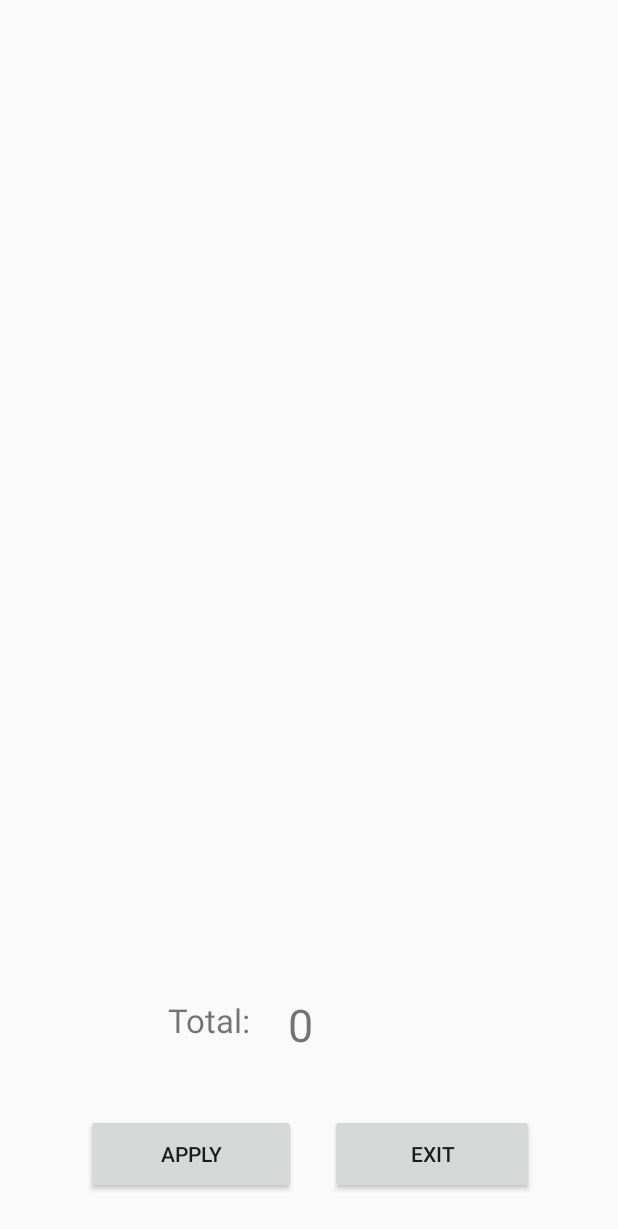
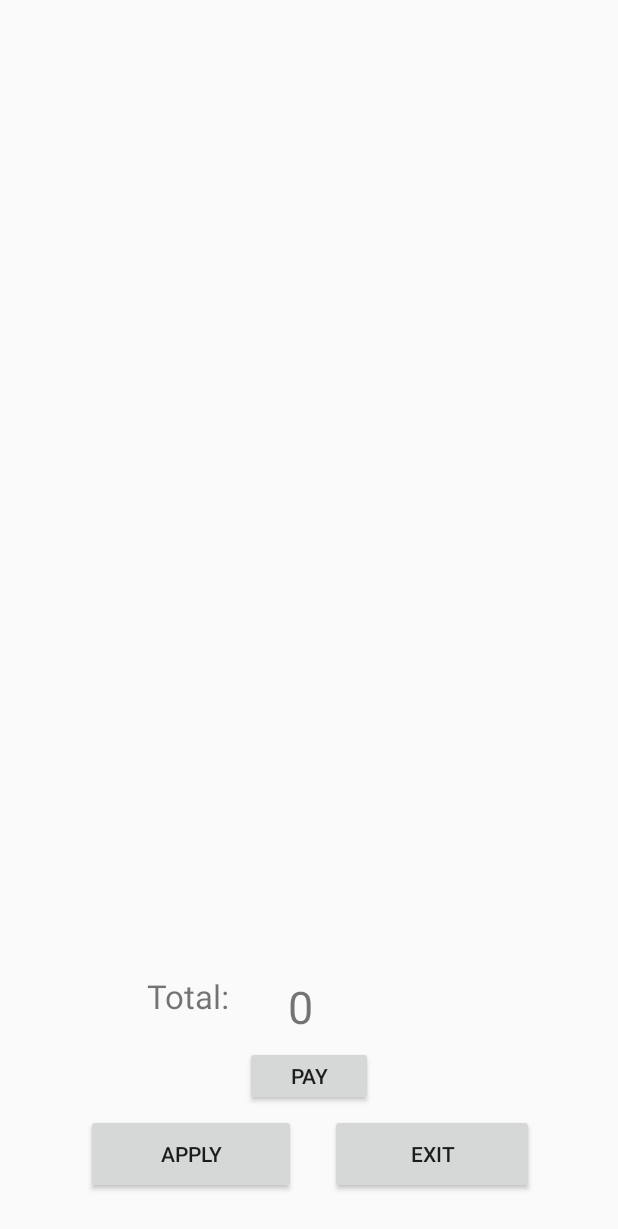
Before and after one commit to K-osA/Bien-Ajuste, an Android app: the cartActivity screen opened directly, with no data from a screen before it, on a phone screen of 412 x 824 dp. Shown: the top 1229 px of the screen. Run offline under Robolectric (Android 15) with nearby library versions, the phone set to English and light mode, and no system bars; our stand-ins replace Volley; 11 statements that could not run were skipped.

Commit message:
Pay 버튼, GetImageActivity의 okButton.setOnClickListener 살짝 수정

```diff
--- a/app/src/main/java/com/examp/bienajuste/GetImageActivity.java
+++ b/app/src/main/java/com/examp/bienajuste/GetImageActivity.java
@@ -69,7 +69,8 @@ public class GetImageActivity extends AppCompatActivity {
 
                 Intent RegisterIntent = new Intent(GetImageActivity.this, RegisterActivity.class);
                 RegisterIntent.putExtra("sizeloc",compFile.getAbsolutePath());
-                GetImageActivity.this.startActivity(RegisterIntent); //일단 RegisterActivity로 바로 넘어가게 하였음 추후 수정해야함
+                //GetImageActivity.this.startActivity(RegisterIntent); //일단 RegisterActivity로 바로 넘어가게 하였음 추후 수정해야함
+                finish();
             }
         });
     }
--- a/app/src/main/res/layout/activity_cart.xml
+++ b/app/src/main/res/layout/activity_cart.xml
@@ -9,7 +9,6 @@
     <LinearLayout
         android:layout_width="match_parent"
         android:layout_height="wrap_content"
-        android:layout_marginBottom="29dp"
         android:orientation="vertical"
         app:layout_constraintBottom_toTopOf="@+id/totalValue"
         app:layout_constraintEnd_toEndOf="parent"
@@ -322,18 +321,16 @@
     </LinearLayout>
 
 
-
-
     <TextView
         android:id="@+id/textView4"
         android:layout_width="66dp"
         android:layout_height="37dp"
-        android:layout_marginBottom="40dp"
+        android:layout_marginBottom="56dp"
         android:text="Total:"
         android:textSize="22sp"
         app:layout_constraintBottom_toTopOf="@+id/applyButton"
         app:layout_constraintEnd_toStartOf="@+id/totalValue"
-        app:layout_constraintHorizontal_bias="0.888"
+        app:layout_constraintHorizontal_bias="0.776"
         app:layout_constraintStart_toStartOf="parent" />
 
     <TextView
@@ -342,7 +339,7 @@
         android:layout_height="36dp"
         android:layout_marginEnd="64dp"
         android:layout_marginRight="64dp"
-        android:layout_marginBottom="44dp"
+        android:layout_marginBottom="56dp"
         android:text="0"
         android:textSize="30sp"
         app:layout_constraintBottom_toTopOf="@+id/exitButton"
@@ -369,4 +366,15 @@
         android:text="exit"
         app:layout_constraintBottom_toBottomOf="parent"
         app:layout_constraintEnd_toEndOf="parent" />
+
+    <Button
+        android:id="@+id/payButton"
+        android:layout_width="85dp"
+        android:layout_height="40dp"
+        android:text="PAY"
+        app:layout_constraintBottom_toTopOf="@+id/applyButton"
+        app:layout_constraintEnd_toEndOf="parent"
+        app:layout_constraintStart_toStartOf="parent"
+        app:layout_constraintTop_toBottomOf="@+id/totalValue"
+        app:layout_constraintVertical_bias="0.65" />
 </androidx.constraintlayout.widget.ConstraintLayout>
```
